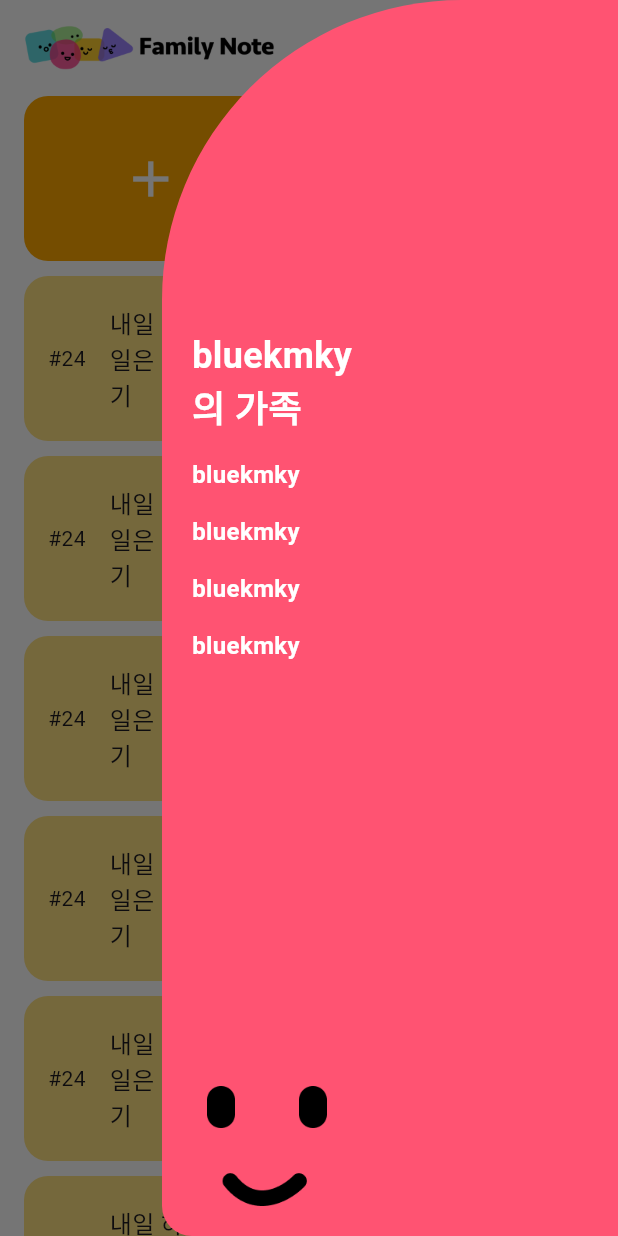
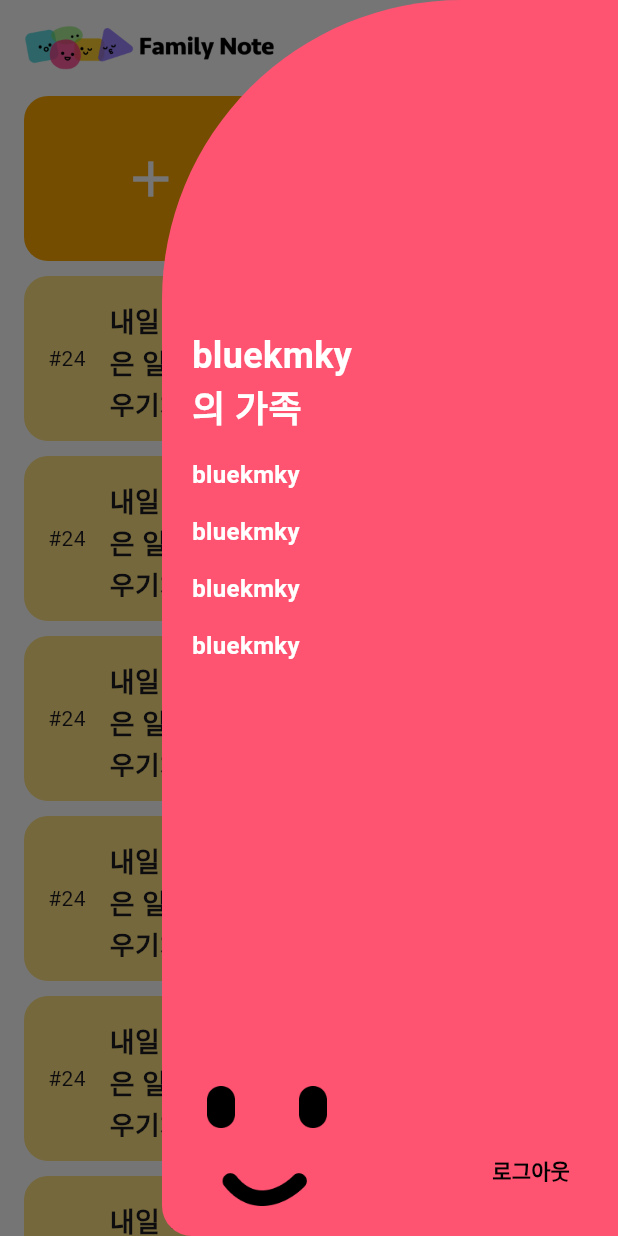
Before and after one commit to bluekmky1/family_note_app, a Flutter app: the HomeView screen opened by its route, with the side drawer open, on a phone screen of 412 x 824 dp. Run offline on Flutter 3.47's test engine with Material 3 defaults, Android fonts, the phone set to English and light mode, and no system bars; our stand-ins replace dio, equatable, flutter_riverpod, go_router, pretty_dio_logger, retrofit; generated files the repository leaves out were written again; Roboto replaces fonts that are missing (Pretendard).

Commit message:
🎨 로그아웃 버튼 추가

```diff
--- a/lib/ui/home/home_view.dart
+++ b/lib/ui/home/home_view.dart
@@ -1,16 +1,22 @@
 import 'package:flutter/cupertino.dart';
 import 'package:flutter/material.dart';
 import 'package:flutter/widgets.dart';
+import 'package:flutter_riverpod/flutter_riverpod.dart';
+import 'package:go_router/go_router.dart';
 
+import '../../routes/routes.dart';
+import '../../service/app/app_service.dart';
 import '../../theme/typographies.dart';
 import '../common/consts/assets.dart';
 
-class HomeView extends StatelessWidget {
+class HomeView extends ConsumerWidget {
   const HomeView({super.key});
 
   @override
-  Widget build(BuildContext context) {
+  Widget build(BuildContext context, WidgetRef ref) {
     final GlobalKey<ScaffoldState> scaffoldKey = GlobalKey<ScaffoldState>();
+
+    final AppService appService = ref.read(appServiceProvider.notifier);
     return Scaffold(
       key: scaffoldKey,
       appBar: AppBar(
@@ -78,10 +84,31 @@ class HomeView extends StatelessWidget {
               )),
               Align(
                 alignment: Alignment.bottomLeft,
-                child: Container(
-                  margin: const EdgeInsets.only(left: 10),
-                  constraints: const BoxConstraints(maxWidth: 80),
-                  child: Image.asset(Assets.face),
+                child: Row(
+                  mainAxisAlignment: MainAxisAlignment.spaceBetween,
+                  crossAxisAlignment: CrossAxisAlignment.end,
+                  children: <Widget>[
+                    Container(
+                      margin: const EdgeInsets.only(left: 10),
+                      constraints: const BoxConstraints(maxWidth: 80),
+                      child: Image.asset(Assets.face),
+                    ),
+                    TextButton(
+                      style: TextButton.styleFrom(
+                        shape: RoundedRectangleBorder(
+                          borderRadius: BorderRadius.circular(16),
+                        ),
+                      ),
+                      onPressed: () {
+                        appService.signOut();
+                        context.goNamed(Routes.signIn.name);
+                      },
+                      child: Text(
+                        '로그아웃',
+                        style: Typo.hBold14.copyWith(color: Colors.black),
+                      ),
+                    ),
+                  ],
                 ),
               ),
             ],
@@ -119,18 +146,6 @@ class HomeView extends StatelessWidget {
                   ],
                 ),
               ),
-              // Expanded(
-              //   child: ListView.separated(
-              //     itemBuilder: (BuildContext context, int index) =>
-              //         const QuestionItemWidget(),
-              //     separatorBuilder: (BuildContext context, int index) =>
-              //         const Divider(
-              //       height: 10,
-              //       color: Colors.white,
-              //     ),
-              //     itemCount: 10,
-              //   ),
-              // )
             ],
           ),
         ),
@@ -207,7 +222,7 @@ class QuestionItemWidget extends StatelessWidget {
             Expanded(
               child: Text(
                 '내일 하루를 위해 오늘 할 수 있는 가장 좋은 일은 무엇이라고 생각하나요? 글자채우기채우기',
-                style: Typo.bMedium16,
+                style: Typo.tSemiBold18,
               ),
             ),
           ],
```
